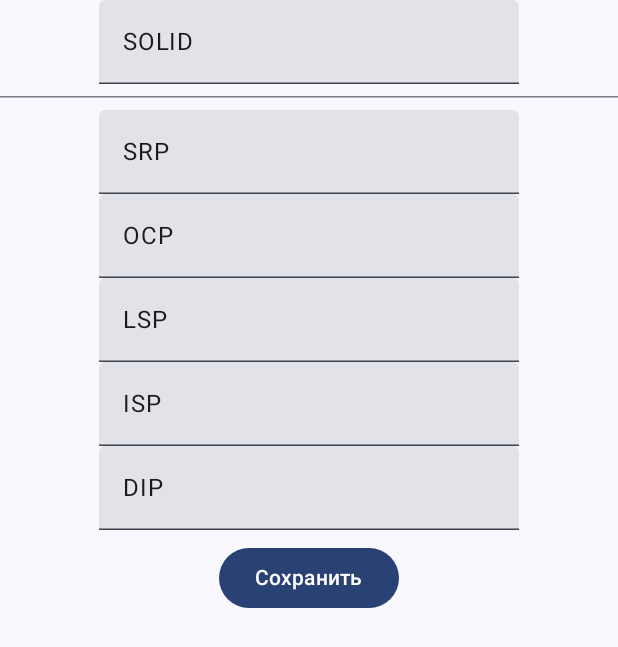
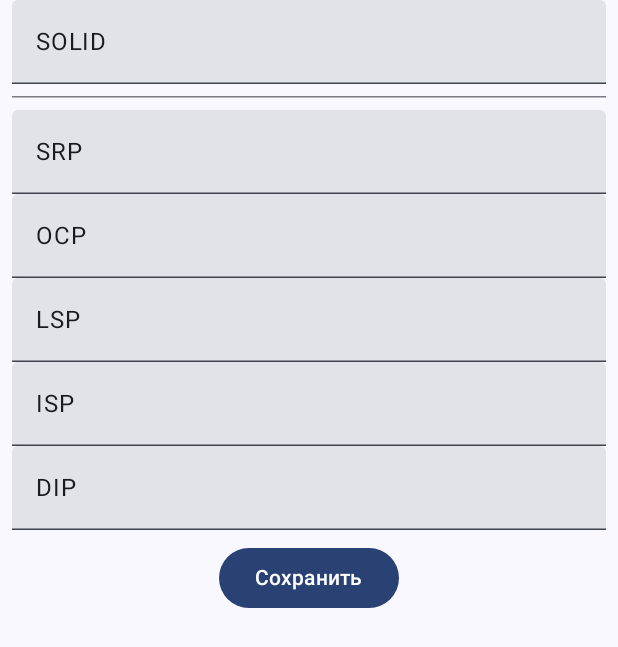
Before and after one commit to JorikFat/Study-checklist, an Android app built with Jetpack Compose: the screen it shows after launch (MainActivity), on a phone screen of 412 x 824 dp. Shown: the top 647 px of the screen. Run offline under Robolectric (Android 15) with nearby library versions, the phone set to English and light mode, and no system bars.

Commit message:
Добавил Modifier для занятия всей ширины

```diff
--- a/courceediting/src/main/java/com/pavlig43/courceediting/ui/CourseEditingScreen.kt
+++ b/courceediting/src/main/java/com/pavlig43/courceediting/ui/CourseEditingScreen.kt
@@ -3,6 +3,8 @@ package com.pavlig43.courceediting.ui
 import androidx.compose.foundation.layout.Arrangement
 import androidx.compose.foundation.layout.Column
 import androidx.compose.foundation.layout.fillMaxSize
+import androidx.compose.foundation.layout.fillMaxWidth
+import androidx.compose.foundation.layout.padding
 import androidx.compose.foundation.lazy.LazyColumn
 import androidx.compose.foundation.lazy.items
 import androidx.compose.foundation.lazy.rememberLazyListState
@@ -25,7 +27,7 @@ fun CourseEditingScreen(
     val viewModel:CourseEditingViewModel = viewModel()
     val courseState by viewModel.courseState.collectAsState()
     Column(
-        modifier = modifier.fillMaxSize(),
+        modifier = modifier.fillMaxSize().padding(horizontal = 8.dp),
         horizontalAlignment = Alignment.CenterHorizontally,
         verticalArrangement = Arrangement.spacedBy(8.dp)
     ) {
@@ -33,12 +35,14 @@ fun CourseEditingScreen(
         TextField(
             value = courseState.name,
             onValueChange = viewModel::onChangeCourseName,
-            placeholder = { Text("Название курса") }
+            placeholder = { Text("Название курса") },
+            modifier = Modifier.fillMaxWidth()
         )
         HorizontalDivider()
         LessonsList(
             lessons = courseState.lessons,
-            onChangeLessonName = viewModel::onChangeLessonName
+            onChangeLessonName = viewModel::onChangeLessonName,
+            modifier = Modifier.fillMaxWidth()
         )
         Button(viewModel::onSave) {
             Text("Сохранить")
@@ -62,7 +66,8 @@ private fun LessonsList(
         items(lessons, key = { it.index}){ lesson->
             TextField(
                 value = lesson.name,
-                onValueChange = {onChangeLessonName(lesson.index,it)}
+                onValueChange = {onChangeLessonName(lesson.index,it)},
+                modifier = Modifier.fillMaxWidth()
 
             )
         }
```
